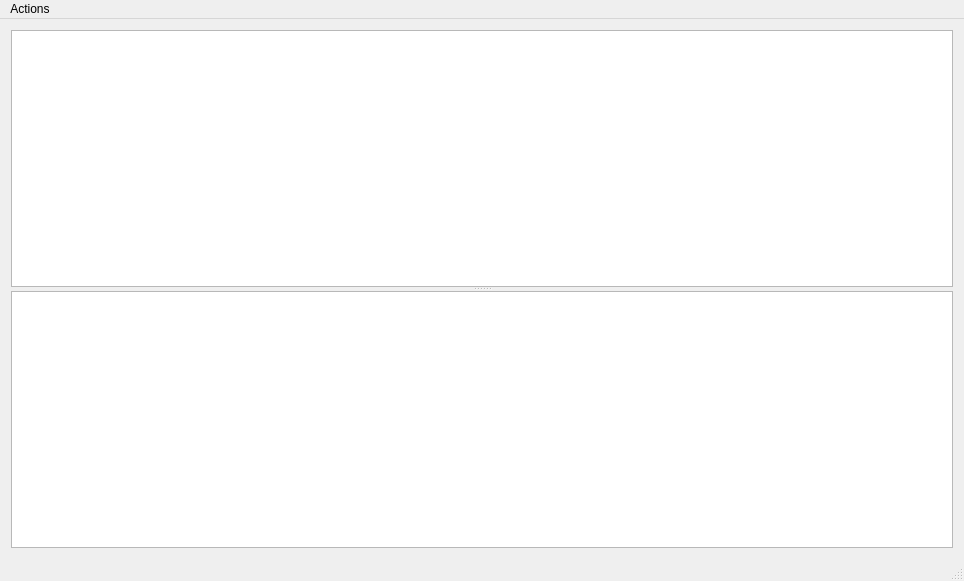
Qt form app/mainwindow.ui (a-pavlov/fantlab) before a commit.
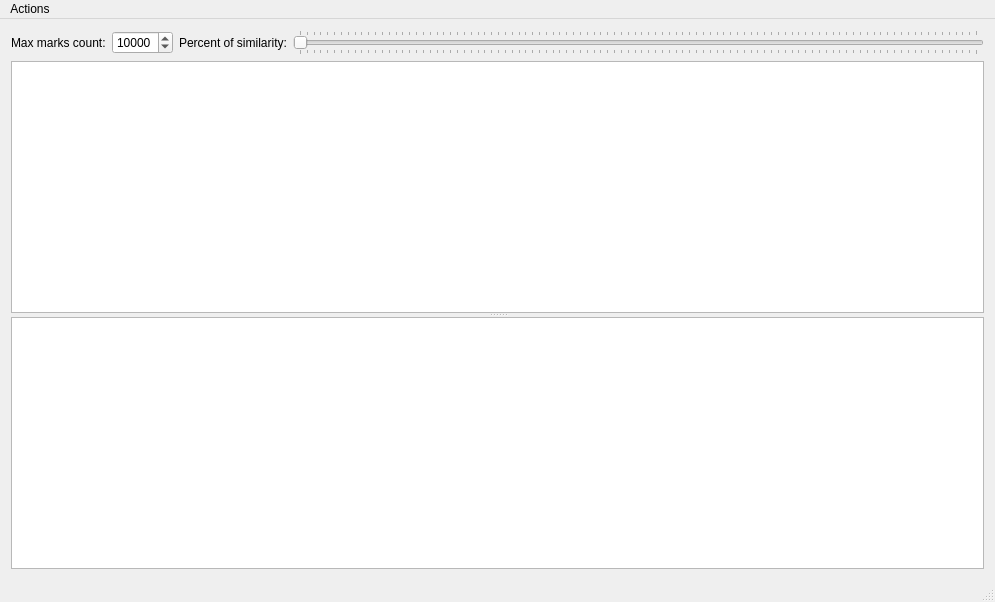
The same form after that commit. Icons and pictures are not drawn.

Commit message: Add sort filter proxy model for co thinkers with natural comparison for names and filtering by similarity and max marks count

```diff
--- a/app/mainwindow.ui
+++ b/app/mainwindow.ui
@@ -6,8 +6,8 @@
    <rect>
     <x>0</x>
     <y>0</y>
-    <width>964</width>
-    <height>581</height>
+    <width>995</width>
+    <height>602</height>
    </rect>
   </property>
   <property name="windowTitle">
@@ -19,6 +19,50 @@
   </property>
   <widget class="QWidget" name="centralWidget">
    <layout class="QVBoxLayout" name="verticalLayout">
+    <item>
+     <layout class="QHBoxLayout" name="horizontalLayout">
+      <item>
+       <widget class="QLabel" name="label_2">
+        <property name="text">
+         <string>Max marks count:</string>
+        </property>
+       </widget>
+      </item>
+      <item>
+       <widget class="QSpinBox" name="sbMaxMarks">
+        <property name="minimum">
+         <number>100</number>
+        </property>
+        <property name="maximum">
+         <number>20000</number>
+        </property>
+        <property name="value">
+         <number>10000</number>
+        </property>
+       </widget>
+      </item>
+      <item>
+       <widget class="QLabel" name="label">
+        <property name="text">
+         <string>Percent of similarity:</string>
+        </property>
+       </widget>
+      </item>
+      <item>
+       <widget class="QSlider" name="slSim">
+        <property name="orientation">
+         <enum>Qt::Horizontal</enum>
+        </property>
+        <property name="tickPosition">
+         <enum>QSlider::TicksBothSides</enum>
+        </property>
+        <property name="tickInterval">
+         <number>1</number>
+        </property>
+       </widget>
+      </item>
+     </layout>
+    </item>
     <item>
      <widget class="QSplitter" name="splitter">
       <property name="orientation">
@@ -35,8 +79,8 @@
     <rect>
      <x>0</x>
      <y>0</y>
-     <width>964</width>
-     <height>22</height>
+     <width>995</width>
+     <height>21</height>
     </rect>
    </property>
    <widget class="QMenu" name="menu">
```
The commit also changes 5 other files.
